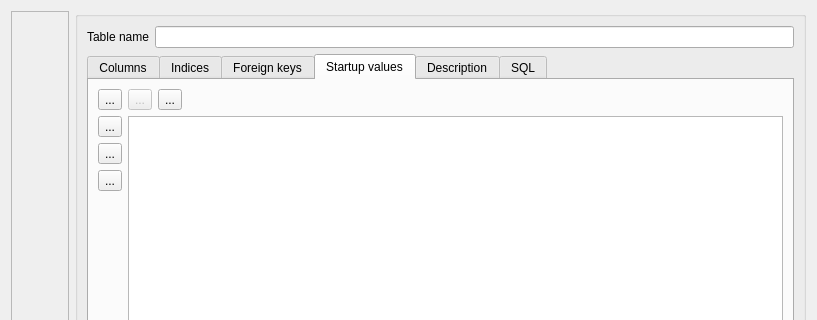
Qt form NewTableForm.ui (fritzone/ddm) before a commit; both pictures show x 0 to 817 and y 0 to 320 of the 817 by 702 pixel window.
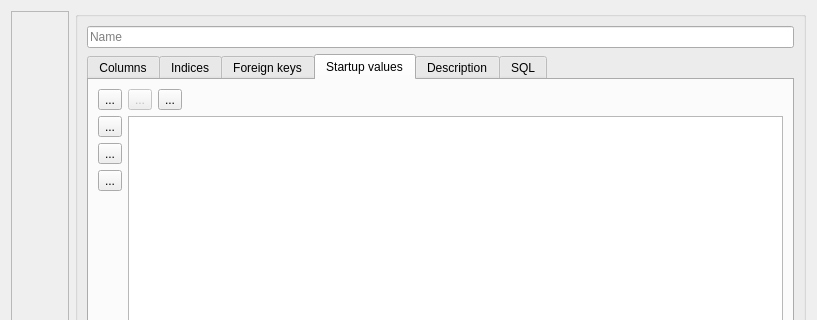
The same form after that commit. Icons and pictures are not drawn.

```diff
--- a/NewTableForm.ui
+++ b/NewTableForm.ui
@@ -113,20 +113,14 @@
        <number>9</number>
       </property>
       <item>
-       <layout class="QFormLayout" name="formLayout_4">
-        <property name="fieldGrowthPolicy">
-         <enum>QFormLayout::AllNonFixedFieldsGrow</enum>
-        </property>
-        <item row="0" column="0">
-         <widget class="QLabel" name="label">
-          <property name="text">
-           <string>Table name</string>
+       <layout class="QHBoxLayout" name="horizontalLayout_17">
+        <item>
+         <widget class="QLineEdit" name="txtTableName">
+          <property name="placeholderText">
+           <string>Name</string>
           </property>
          </widget>
         </item>
-        <item row="0" column="1">
-         <widget class="QLineEdit" name="txtTableName"/>
-        </item>
        </layout>
       </item>
       <item>
```
